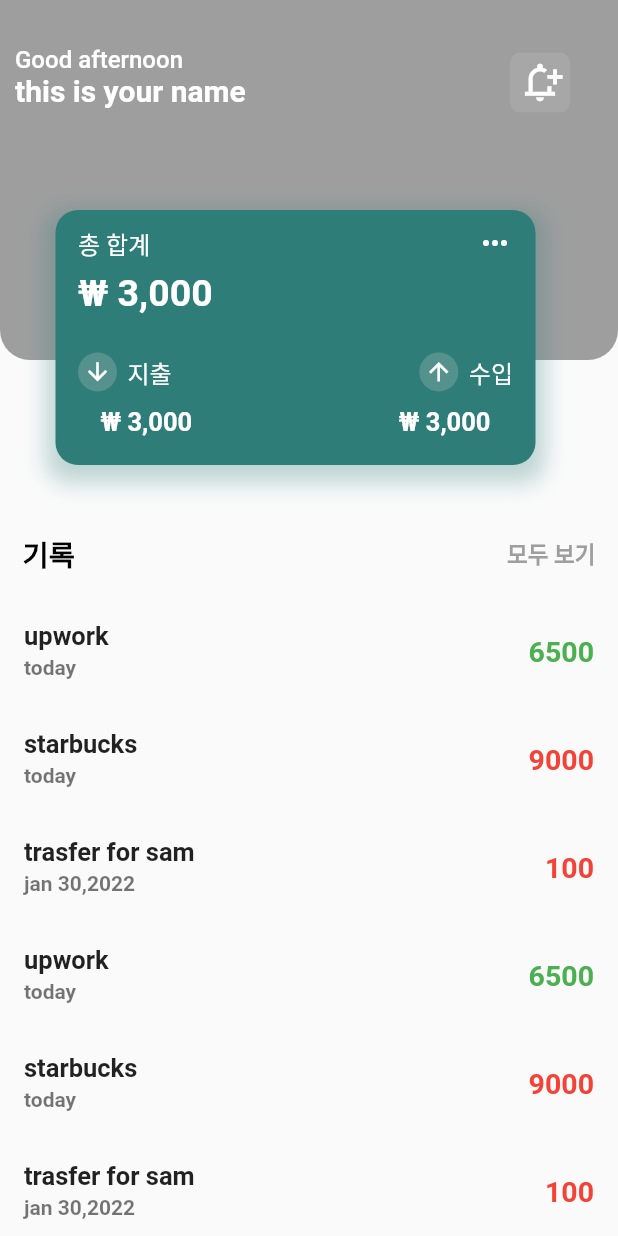
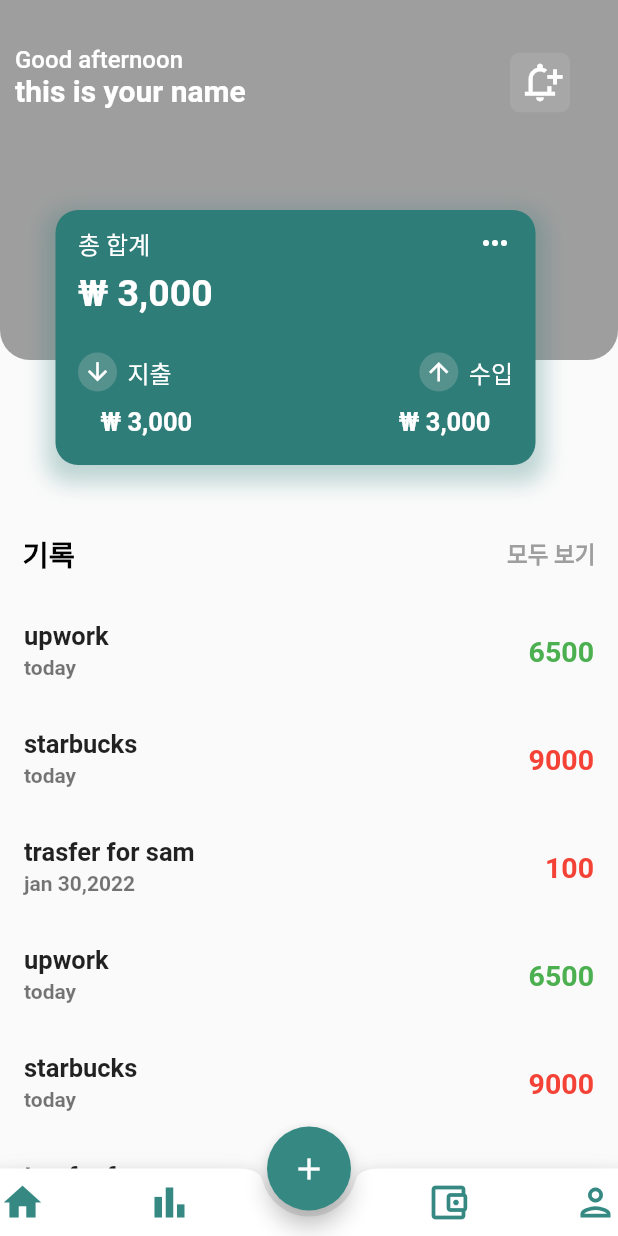
Before and after one commit to flutterkage2k/flutterkage2kmoney231017, a Flutter app: the screen it shows after launch, on a phone screen of 412 x 824 dp. Run offline on Flutter 3.47's test engine with Material 2 defaults, Android fonts, the phone set to English and light mode, and no system bars; our stand-ins replace syncfusion_flutter_charts.

Commit message:
chart complete

```diff
--- a/lib/main.dart
+++ b/lib/main.dart
@@ -1,5 +1,8 @@
 import 'package:flutter/material.dart';
 import 'package:flutterkage2kmoney231017/pages/home.dart';
+import 'package:flutterkage2kmoney231017/pages/statistics.dart';
+import 'package:flutterkage2kmoney231017/widgets/bottomnavigator.dart';
+import 'package:flutterkage2kmoney231017/widgets/chart.dart';
 
 void main() {
   runApp(const MyApp());
@@ -11,7 +14,7 @@ class MyApp extends StatelessWidget {
   @override
   Widget build(BuildContext context) {
     return const MaterialApp(
-      home: Home(),
+      home: Bottom(),
     );
   }
 }
--- /dev/null
+++ b/lib/widgets/bottomnavigator.dart
@@ -0,0 +1,90 @@
+import 'package:flutter/material.dart';
+import 'package:flutterkage2kmoney231017/pages/home.dart';
+import 'package:flutterkage2kmoney231017/pages/statistics.dart';
+
+class Bottom extends StatefulWidget {
+  const Bottom({super.key});
+
+  @override
+  State<Bottom> createState() => _BottomState();
+}
+
+class _BottomState extends State<Bottom> {
+  int index_color = 0;
+  List Screen = [Home(), Statistics(), Home(), Statistics()];
+
+  @override
+  Widget build(BuildContext context) {
+    return Scaffold(
+      body: Screen[index_color],
+      floatingActionButton: FloatingActionButton(
+        onPressed: () {},
+        child: Icon(Icons.add),
+        backgroundColor: Color(0xff368983),
+      ),
+      floatingActionButtonLocation: FloatingActionButtonLocation.centerDocked,
+      bottomNavigationBar: BottomAppBar(
+        shape: CircularNotchedRectangle(),
+        child: Padding(
+          padding: const EdgeInsets.only(top: 7.5, bottom: 7.5),
+          child: Row(
+            mainAxisAlignment: MainAxisAlignment.spaceBetween,
+            children: [
+              GestureDetector(
+                onTap: () {
+                  setState(() {
+                    index_color = 0;
+                  });
+                },
+                child: Icon(
+                  Icons.home,
+                  size: 30,
+                  color: index_color == 0 ? Color(0xff368983) : Colors.white,
+                ),
+              ),
+              GestureDetector(
+                onTap: () {
+                  setState(() {
+                    index_color = 1;
+                  });
+                },
+                child: Icon(
+                  Icons.bar_chart_outlined,
+                  size: 30,
+                  color: index_color == 0 ? Color(0xff368983) : Colors.white,
+                ),
+              ),
+              SizedBox(
+                width: 20,
+              ),
+              GestureDetector(
+                onTap: () {
+                  setState(() {
+                    index_color = 2;
+                  });
+                },
+                child: Icon(
+                  Icons.account_balance_wallet_outlined,
+                  size: 30,
+                  color: index_color == 0 ? Color(0xff368983) : Colors.white,
+                ),
+              ),
+              GestureDetector(
+                onTap: () {
+                  setState(() {
+                    index_color = 3;
+                  });
+                },
+                child: Icon(
+                  Icons.person_outlined,
+                  size: 30,
+                  color: index_color == 0 ? Color(0xff368983) : Colors.white,
+                ),
+              ),
+            ],
+          ),
+        ),
+      ),
+    );
+  }
+}
--- a/pubspec.yaml
+++ b/pubspec.yaml
@@ -39,6 +39,7 @@ dependencies:
   hive: ^2.2.3
   path_provider: ^2.1.1
   intl: ^0.18.1
+  syncfusion_flutter_charts: ^20.4.54
 
 
 dev_dependencies:
```
Also changed, not shown: lib/data/top.dart (added, +16 -0 lines), lib/pages/statistics.dart (added, +177 -0 lines), lib/widgets/chart.dart (added, +44 -0 lines), pubspec.lock.
